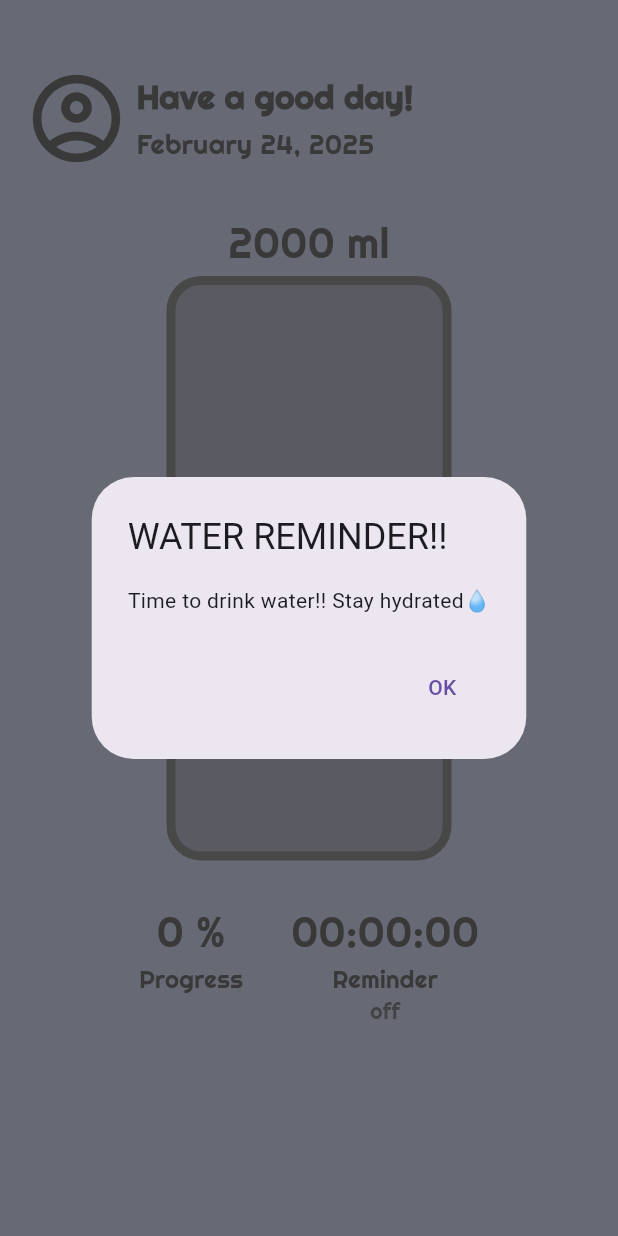
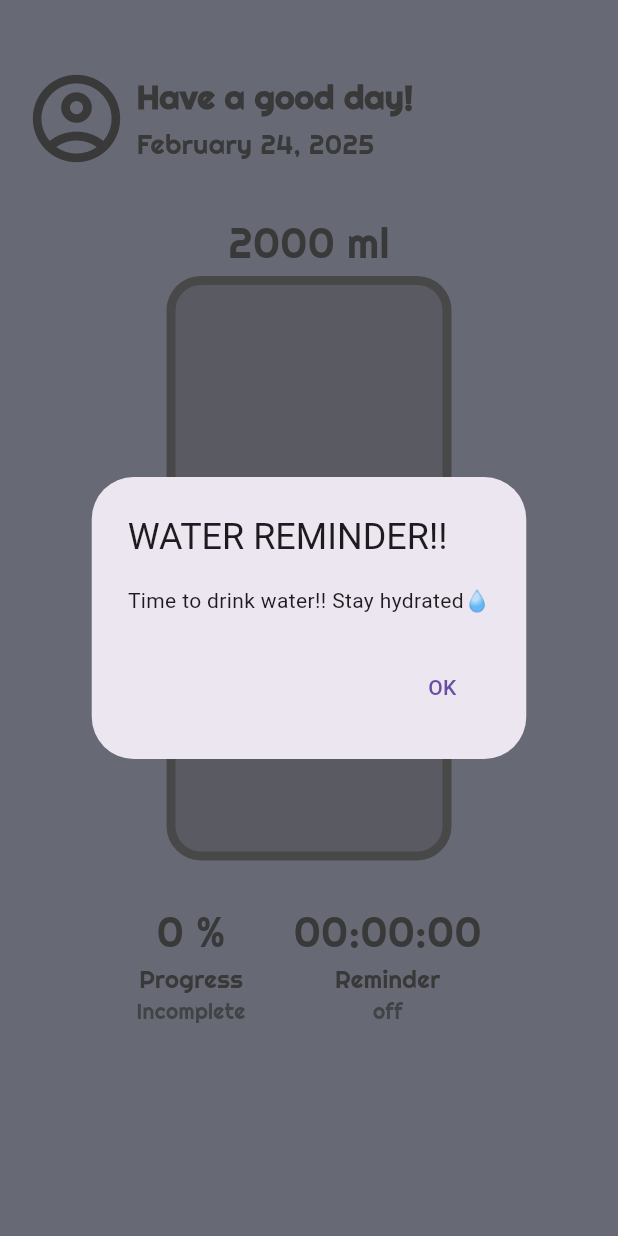
Before and after one commit to meybinn/waterTracker_master, a Flutter app: the HomeScreen screen opened directly, on a phone screen of 412 x 824 dp. Run offline on Flutter 3.47's test engine with Material 3 defaults, Android fonts, the phone set to English and light mode, and no system bars; our stand-ins replace flutter_local_notifications, font_awesome_flutter, google_fonts, sqflite; accounts and stored records are empty.

Commit message:
update
home 쪽 디테일 추가, 이 외 디테일 수정

```diff
--- a/water_tracker/lib/features/history_screen.dart
+++ b/water_tracker/lib/features/history_screen.dart
@@ -38,7 +38,7 @@ class _HistoryScreenState extends State<HistoryScreen> {
     final intakeHistory = context.watch<IntakeProvider>().intakeHistory;
 
     List<String> dailyRecords = intakeHistory.entries
-    .where((entry) =>
+        .where((entry) =>
             entry.key.year == _selectedDate.year &&
             entry.key.month == _selectedDate.month &&
             entry.key.day == _selectedDate.day)
@@ -80,7 +80,7 @@ class _HistoryScreenState extends State<HistoryScreen> {
                     initialDate: _selectedDate,
                     firstDate: DateTime(2000),
                     lastDate: DateTime(2030),
-                    onDateChanged: (newDate){
+                    onDateChanged: (newDate) {
                       setState(() {
                         _selectedDate = newDate;
                       });
--- a/water_tracker/lib/features/home_screen.dart
+++ b/water_tracker/lib/features/home_screen.dart
@@ -6,6 +6,7 @@ import 'package:intl/intl.dart';
 import 'package:provider/provider.dart';
 import 'package:water_tracker/constant/gaps.dart';
 import 'package:water_tracker/constant/sizes.dart';
+import 'package:water_tracker/features/set_up/home_widgets.dart';
 import 'package:water_tracker/intake_provider.dart';
 import 'package:water_tracker/notification/notification.dart';
 
@@ -32,11 +33,10 @@ class _HomeScreenState extends State<HomeScreen>
   bool isStop = false;
   bool noti = false;
 
-  void _addwater(int intakeAmount) async{
+  void _addwater(int intakeAmount) async {
     final intakeProvider = context.read<IntakeProvider>();
-    intakeProvider.updateIntake(intakeAmount);        //intake total 업데이트
-    intakeProvider.addIntakeHistory(intakeAmount);    //history에서 intake 기록
-
+    intakeProvider.updateIntake(intakeAmount); //intake total 업데이트
+    intakeProvider.addIntakeHistory(intakeAmount); //history에서 intake 기록
   }
 
   @override
@@ -54,26 +54,24 @@ class _HomeScreenState extends State<HomeScreen>
       });
 
     WidgetsBinding.instance.addPostFrameCallback((_) {
-      final intakeProvider = context.read<IntakeProvider>();
-
-      if (intakeProvider.totalIntake >= intakeProvider.intakeGoal) {
-        _controller.stop();
-        if (mounted) {
-          showDialog(
-            context: context,
-            builder: (context) => AlertDialog(
-              title: Text("Achieve!"),
-              content: Text("Congratulations! You did it!"),
-              actions: [
-                TextButton(
-                  onPressed: () => Navigator.of(context).pop(),
-                  child: Text("OK"),
-                ),
-              ],
-            ),
-          );
-        }
-      }
+      // if (intakeProvider.totalIntake >= intakeProvider.intakeGoal) {
+      //   _controller.stop();
+      //   if (mounted) {
+      //     showDialog(
+      //       context: context,
+      //       builder: (context) => AlertDialog(
+      //         title: Text("Achieve!"),
+      //         content: Text("Congratulations! You did it!"),
+      //         actions: [
+      //           TextButton(
+      //             onPressed: () => Navigator.of(context).pop(),
+      //             child: Text("OK"),
+      //           ),
+      //         ],
+      //       ),
+      //     );
+      //   }
+      // }
       _startCoundown();
     });
   }
@@ -159,6 +157,7 @@ class _HomeScreenState extends State<HomeScreen>
   Widget build(BuildContext context) {
     int intakeGoal = context.watch<IntakeProvider>().intakeGoal;
     int intakeReal = context.watch<IntakeProvider>().totalIntake;
+    final intakeProvider = context.read<IntakeProvider>();
 
     double outerConHeight = MediaQuery.of(context).size.height * 0.4 + 60;
     if (outerConHeight <= 0) {
@@ -269,58 +268,21 @@ class _HomeScreenState extends State<HomeScreen>
               Row(
                 mainAxisAlignment: MainAxisAlignment.center,
                 children: [
-                  Column(
-                    children: [
-                      Text(
-                        "${context.watch<IntakeProvider>().calcul} %",
-                        style: GoogleFonts.righteous(
-                          fontSize: Sizes.size28,
-                          color: Color(0XFF7C7C7C),
-                        ),
-                      ),
-                      Text(
-                        "Progress",
-                        style: GoogleFonts.righteous(
-                          fontSize: Sizes.size16,
-                          color: Color(0XFF7C7C7C),
-                        ),
-                      ),
-                      Text(
-                        "",
-                        style: GoogleFonts.righteous(
-                          fontSize: Sizes.size14,
-                          color: Color(0XCC7C7C7C),
-                        ),
-                      ),
-                    ],
+                  HomeWidgets(
+                    title: "${context.watch<IntakeProvider>().calcul} %",
+                    text: "Progress",
+                    bool: (intakeProvider.totalIntake >=
+                            intakeProvider.intakeGoal)
+                        ? "Achieve!"
+                        : "Incomplete",
                   ),
                   Gaps.h32,
-                  Column(
-                    children: [
-                      Text(
-                        formatCountdown,
-                        style: GoogleFonts.righteous(
-                          fontSize: Sizes.size28,
-                          color: Color(0XFF7C7C7C),
-                        ),
-                      ),
-                      Text(
-                        "Reminder",
-                        style: GoogleFonts.righteous(
-                          fontSize: Sizes.size16,
-                          color: Color(0XFF7C7C7C),
-                        ),
-                      ),
-                      Text(
-                        context.read<IntakeProvider>().isNotification
-                            ? "on"
-                            : "off",
-                        style: GoogleFonts.righteous(
-                          fontSize: Sizes.size14,
-                          color: Color(0XCC7C7C7C),
-                        ),
-                      ),
-                    ],
+                  HomeWidgets(
+                    title: formatCountdown,
+                    text: "Reminder",
+                    bool: context.read<IntakeProvider>().isNotification
+                        ? "on"
+                        : "off",
                   ),
                 ],
               )
--- /dev/null
+++ b/water_tracker/lib/features/set_up/home_widgets.dart
@@ -0,0 +1,52 @@
+import 'package:flutter/material.dart';
+import 'package:google_fonts/google_fonts.dart';
+import 'package:provider/provider.dart';
+import 'package:water_tracker/constant/sizes.dart';
+import 'package:water_tracker/intake_provider.dart';
+
+class HomeWidgets extends StatefulWidget {
+  final String title;
+  final String text;
+  final String bool;
+  const HomeWidgets({
+    super.key,
+    required this.title,
+    required this.text,
+    required this.bool,
+  });
+
+  @override
+  State<HomeWidgets> createState() => _HomeWidgetsState();
+}
+
+class _HomeWidgetsState extends State<HomeWidgets> {
+  @override
+  Widget build(BuildContext context) {
+    final intakeProvider = context.read<IntakeProvider>();
+    return Column(
+      children: [
+        Text(
+          widget.title,
+          style: GoogleFonts.righteous(
+            fontSize: Sizes.size28,
+            color: Color(0XFF7C7C7C),
+          ),
+        ),
+        Text(
+          widget.text,
+          style: GoogleFonts.righteous(
+            fontSize: Sizes.size16,
+            color: Color(0XFF7C7C7C),
+          ),
+        ),
+        Text(
+          widget.bool,
+          style: GoogleFonts.righteous(
+            fontSize: Sizes.size14,
+            color: Color(0XCC7C7C7C),
+          ),
+        ),
+      ],
+    );
+  }
+}
--- a/water_tracker/lib/features/signIn_screen.dart
+++ b/water_tracker/lib/features/signIn_screen.dart
@@ -67,7 +67,7 @@ class _SigninScreenState extends State<SigninScreen> {
   String? _isPasswordValid() {
     if (password.isEmpty) return null;
     if (password.length < 9 || password.length > 20) {
-      return "your password should be 9 to 20";
+      return "your password should be 8 to 20";
     }
     return null;
   }
--- a/water_tracker/lib/main.dart
+++ b/water_tracker/lib/main.dart
@@ -1,11 +1,8 @@
 import 'package:flutter/material.dart';
 import 'package:provider/provider.dart';
-import 'package:water_tracker/features/main_navigation/main_navigation_screen.dart';
 import 'package:water_tracker/features/start_screen.dart';
-
 import 'package:water_tracker/intake_provider.dart';
 import 'package:water_tracker/notification/notification.dart';
-import 'package:water_tracker/setting/setting_screen.dart';
 
 void main() {
   runApp(
--- a/water_tracker/lib/providers/add_intake.dart
+++ b/water_tracker/lib/providers/add_intake.dart
@@ -116,7 +116,7 @@ class _AddIntakeState extends State<AddIntake> {
                                 ),
                               ),
                               Text(
-                                "each tab added 190ml",
+                                "each tab added 150ml",
                                 style: GoogleFonts.righteous(
                                   fontSize: screenWidth * 0.03,
                                   color: Theme.of(context).primaryColor,
```
